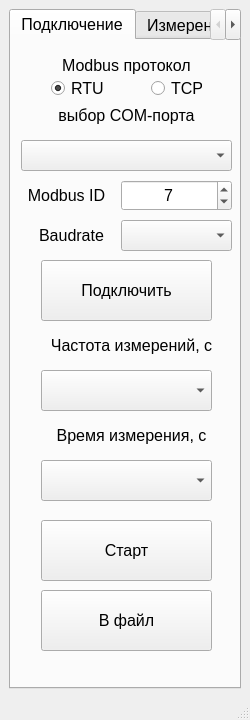
Old version of the form VibroTempSensor.ui in the repository BuslaySt/Rotor-rotation.
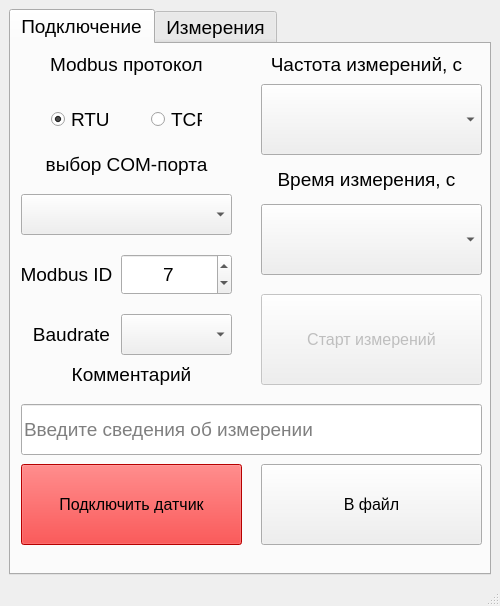
New version of the form.

Diff of the .ui file:
```diff
--- a/VibroTempSensor.ui
+++ b/VibroTempSensor.ui
@@ -6,14 +6,14 @@
    <rect>
     <x>0</x>
     <y>0</y>
-    <width>250</width>
-    <height>720</height>
+    <width>500</width>
+    <height>606</height>
    </rect>
   </property>
   <property name="minimumSize">
    <size>
-    <width>250</width>
-    <height>720</height>
+    <width>500</width>
+    <height>500</height>
    </size>
   </property>
   <property name="maximumSize">
@@ -29,9 +29,12 @@
    <layout class="QVBoxLayout" name="verticalLayout">
     <item>
      <widget class="QTabWidget" name="tabWidget">
+      <property name="enabled">
+       <bool>true</bool>
+      </property>
       <property name="font">
        <font>
-        <pointsize>12</pointsize>
+        <pointsize>14</pointsize>
        </font>
       </property>
       <property name="currentIndex">
@@ -45,14 +48,14 @@
         <property name="geometry">
          <rect>
           <x>10</x>
-          <y>10</y>
+          <y>0</y>
           <width>211</width>
-          <height>31</height>
+          <height>41</height>
          </rect>
         </property>
         <property name="font">
          <font>
-          <pointsize>12</pointsize>
+          <pointsize>14</pointsize>
          </font>
         </property>
         <property name="text">
@@ -72,14 +75,14 @@
         <property name="geometry">
          <rect>
           <x>40</x>
-          <y>40</y>
+          <y>60</y>
           <width>61</width>
-          <height>17</height>
+          <height>31</height>
          </rect>
         </property>
         <property name="font">
          <font>
-          <pointsize>12</pointsize>
+          <pointsize>14</pointsize>
          </font>
         </property>
         <property name="text">
@@ -93,14 +96,14 @@
         <property name="geometry">
          <rect>
           <x>140</x>
-          <y>40</y>
+          <y>60</y>
           <width>51</width>
-          <height>16</height>
+          <height>31</height>
          </rect>
         </property>
         <property name="font">
          <font>
-          <pointsize>12</pointsize>
+          <pointsize>14</pointsize>
          </font>
         </property>
         <property name="text">
@@ -111,14 +114,14 @@
         <property name="geometry">
          <rect>
           <x>10</x>
-          <y>60</y>
+          <y>100</y>
           <width>211</width>
-          <height>31</height>
+          <height>41</height>
          </rect>
         </property>
         <property name="font">
          <font>
-          <pointsize>12</pointsize>
+          <pointsize>14</pointsize>
          </font>
         </property>
         <property name="layoutDirection">
@@ -135,9 +138,9 @@
         <property name="geometry">
          <rect>
           <x>10</x>
-          <y>100</y>
+          <y>150</y>
           <width>211</width>
-          <height>31</height>
+          <height>41</height>
          </rect>
         </property>
         <property name="font">
@@ -156,14 +159,14 @@
         <property name="geometry">
          <rect>
           <x>10</x>
-          <y>140</y>
+          <y>210</y>
           <width>91</width>
-          <height>31</height>
+          <height>41</height>
          </rect>
         </property>
         <property name="font">
          <font>
-          <pointsize>12</pointsize>
+          <pointsize>14</pointsize>
          </font>
         </property>
         <property name="text">
@@ -177,14 +180,14 @@
         <property name="geometry">
          <rect>
           <x>110</x>
-          <y>140</y>
+          <y>210</y>
           <width>111</width>
-          <height>31</height>
+          <height>41</height>
          </rect>
         </property>
         <property name="font">
          <font>
-          <pointsize>12</pointsize>
+          <pointsize>14</pointsize>
          </font>
         </property>
         <property name="alignment">
@@ -201,14 +204,14 @@
         <property name="geometry">
          <rect>
           <x>20</x>
-          <y>180</y>
+          <y>270</y>
           <width>81</width>
-          <height>31</height>
+          <height>41</height>
          </rect>
         </property>
         <property name="font">
          <font>
-          <pointsize>12</pointsize>
+          <pointsize>14</pointsize>
          </font>
         </property>
         <property name="text">
@@ -222,14 +225,14 @@
         <property name="geometry">
          <rect>
           <x>110</x>
-          <y>180</y>
+          <y>270</y>
           <width>111</width>
-          <height>31</height>
+          <height>41</height>
          </rect>
         </property>
         <property name="font">
          <font>
-          <pointsize>12</pointsize>
+          <pointsize>14</pointsize>
          </font>
         </property>
         <property name="currentIndex">
@@ -242,10 +245,10 @@
        <widget class="QPushButton" name="pBtn_Connect">
         <property name="geometry">
          <rect>
-          <x>30</x>
-          <y>220</y>
-          <width>171</width>
-          <height>61</height>
+          <x>10</x>
+          <y>420</y>
+          <width>221</width>
+          <height>81</height>
          </rect>
         </property>
         <property name="font">
@@ -253,19 +256,28 @@
           <pointsize>12</pointsize>
          </font>
         </property>
+        <property name="styleSheet">
+         <string notr="true">QPushButton {background-color : red;}
+QPushButton:hover { background-color: salmon;}</string>
+        </property>
         <property name="text">
-         <string>Подключить</string>
+         <string>Подключить датчик</string>
         </property>
        </widget>
        <widget class="QLabel" name="label_5">
         <property name="geometry">
          <rect>
-          <x>20</x>
-          <y>290</y>
-          <width>201</width>
-          <height>31</height>
+          <x>240</x>
+          <y>0</y>
+          <width>231</width>
+          <height>41</height>
          </rect>
         </property>
+        <property name="font">
+         <font>
+          <pointsize>14</pointsize>
+         </font>
+        </property>
         <property name="text">
          <string>Частота измерений, с</string>
         </property>
@@ -276,32 +288,47 @@
        <widget class="QComboBox" name="cBox_Freq">
         <property name="geometry">
          <rect>
-          <x>30</x>
-          <y>330</y>
-          <width>171</width>
-          <height>41</height>
+          <x>250</x>
+          <y>40</y>
+          <width>221</width>
+          <height>71</height>
          </rect>
         </property>
+        <property name="font">
+         <font>
+          <pointsize>14</pointsize>
+         </font>
+        </property>
        </widget>
        <widget class="QComboBox" name="cBox_Time">
         <property name="geometry">
          <rect>
-          <x>30</x>
-          <y>420</y>
-          <width>171</width>
-          <height>41</height>
+          <x>250</x>
+          <y>160</y>
+          <width>221</width>
+          <height>71</height>
          </rect>
         </property>
+        <property name="font">
+         <font>
+          <pointsize>14</pointsize>
+         </font>
+        </property>
        </widget>
        <widget class="QLabel" name="label_6">
         <property name="geometry">
          <rect>
-          <x>20</x>
-          <y>380</y>
-          <width>201</width>
+          <x>240</x>
+          <y>120</y>
+          <width>231</width>
           <height>31</height>
          </rect>
         </property>
+        <property name="font">
+         <font>
+          <pointsize>14</pointsize>
+         </font>
+        </property>
         <property name="text">
          <string>Время измерения, с</string>
         </property>
@@ -310,12 +337,15 @@
         </property>
        </widget>
        <widget class="QPushButton" name="pBtn_Start">
+        <property name="enabled">
+         <bool>false</bool>
+        </property>
         <property name="geometry">
          <rect>
-          <x>30</x>
-          <y>480</y>
-          <width>171</width>
-          <height>61</height>
+          <x>250</x>
+          <y>250</y>
+          <width>221</width>
+          <height>91</height>
          </rect>
         </property>
         <property name="font">
@@ -324,16 +354,16 @@
          </font>
         </property>
         <property name="text">
-         <string>Старт</string>
+         <string>Старт измерений</string>
         </property>
        </widget>
        <widget class="QPushButton" name="pBtn_File">
         <property name="geometry">
          <rect>
-          <x>30</x>
-          <y>550</y>
-          <width>171</width>
-          <height>61</height>
+          <x>250</x>
+          <y>420</y>
+          <width>221</width>
+          <height>81</height>
          </rect>
         </property>
         <property name="font">
@@ -345,6 +375,48 @@
          <string>В файл</string>
         </property>
        </widget>
+       <widget class="QLineEdit" name="lEd_FileComment">
+        <property name="geometry">
+         <rect>
+          <x>10</x>
+          <y>360</y>
+          <width>461</width>
+          <height>51</height>
+         </rect>
+        </property>
+        <property name="font">
+         <font>
+          <pointsize>14</pointsize>
+         </font>
+        </property>
+        <property name="text">
+         <string/>
+        </property>
+        <property name="placeholderText">
+         <string>Введите сведения об измерении</string>
+        </property>
+       </widget>
+       <widget class="QLabel" name="lbl_FileComment">
+        <property name="geometry">
+         <rect>
+          <x>10</x>
+          <y>310</y>
+          <width>221</width>
+          <height>41</height>
+         </rect>
+        </property>
+        <property name="font">
+         <font>
+          <pointsize>14</pointsize>
+         </font>
+        </property>
+        <property name="text">
+         <string>Комментарий</string>
+        </property>
+        <property name="alignment">
+         <set>Qt::AlignCenter</set>
+        </property>
+       </widget>
       </widget>
       <widget class="QWidget" name="Measure">
        <attribute name="title">
```
Left out of the diff: 19 changed lines with no effect on the pictures.
